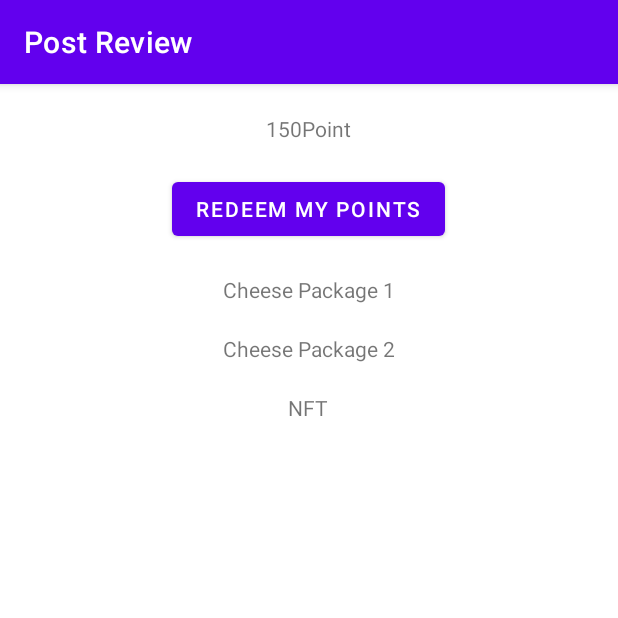
After one commit to Jimmyoungyi/ITUFinal, an Android app: the fragment CheesePointFragment shown on its own in the app's theme, on a phone screen of 412 x 824 dp, the top half of it. The commit adds this screen. Run offline under Robolectric (Android 15) with nearby library versions, the phone set to English and light mode, and no system bars; libraries missing offline, so code that uses them is left out: com.eu.fragmentstatemanager.

Commit message:
all pages

```diff
--- a/app/src/main/java/com/example/cheesebyt/MainActivity.kt
+++ b/app/src/main/java/com/example/cheesebyt/MainActivity.kt
@@ -1,9 +1,6 @@
 package com.example.cheesebyt
 
-import android.app.Activity
-import android.app.AlertDialog
 import android.os.Bundle
-import android.util.Log
 import android.widget.FrameLayout
 import androidx.appcompat.app.AppCompatActivity
 import com.eu.fragmentstatemanager.StateManager
--- /dev/null
+++ b/app/src/main/java/com/example/cheesebyt/cheesePoint/CheesePointFragment.kt
@@ -0,0 +1,54 @@
+package com.example.cheesebyt.cheesePoint
+
+import android.os.Bundle
+import androidx.fragment.app.Fragment
+import android.view.LayoutInflater
+import android.view.View
+import android.view.ViewGroup
+import androidx.appcompat.app.AppCompatActivity
+import androidx.lifecycle.LiveData
+import androidx.lifecycle.MutableLiveData
+import androidx.lifecycle.ViewModel
+import androidx.lifecycle.ViewModelProvider
+import com.example.cheesebyt.MainActivity
+import com.example.cheesebyt.databinding.FragmentCheesePointBinding
+
+class CheesePointViewModel : ViewModel() {
+    private val _reviewData = MutableLiveData<String>().apply {
+        value = "none"
+    }
+    val cheesePoint: LiveData<String> = _reviewData
+}
+
+class CheesePointFragment : Fragment() {
+
+    private var _binding: FragmentCheesePointBinding? = null
+    private val binding get() = _binding!!
+
+    override fun onCreateView(
+        inflater: LayoutInflater,
+        container: ViewGroup?,
+        savedInstanceState: Bundle?
+    ): View {
+        MainActivity.pageTitle = "Post Review"
+        (context as AppCompatActivity).supportActionBar!!.title = MainActivity.pageTitle
+        val dashboardViewModel =
+            ViewModelProvider(this).get(CheesePointViewModel::class.java)
+
+        _binding = FragmentCheesePointBinding.inflate(inflater, container, false)
+        val root: View = binding.root
+
+        dashboardViewModel.cheesePoint.observe(viewLifecycleOwner) {
+
+        }
+
+        return root
+    }
+
+    override fun onDestroyView() {
+        super.onDestroyView()
+        _binding = null
+    }
+
+
+}
--- a/app/src/main/java/com/example/cheesebyt/review/ReviewPostFragment.kt
+++ b/app/src/main/java/com/example/cheesebyt/review/ReviewPostFragment.kt
@@ -13,8 +13,13 @@ import androidx.lifecycle.LiveData
 import androidx.lifecycle.MutableLiveData
 import androidx.lifecycle.ViewModel
 import androidx.lifecycle.ViewModelProvider
+import com.eu.fragmentstatemanager.StateManager
+import com.example.cheesebyt.MainActivity
+import com.example.cheesebyt.MainActivity.Companion.currentIndex
 import com.example.cheesebyt.MainActivity.Companion.pageTitle
+import com.example.cheesebyt.MainActivity.Companion.searchIndex
 import com.example.cheesebyt.R
+import com.example.cheesebyt.cheesePoint.CheesePointFragment
 import com.example.cheesebyt.databinding.FragmentReviewPostBinding
 import com.squareup.picasso.Picasso
 
@@ -77,8 +82,10 @@ class ReviewPostFragment : Fragment() {
 
         val collectButton = popView.findViewById<Button>(R.id.collectRewardBtn)
         collectButton.setOnClickListener {
-
-            Log.v("collectPoints","jump")
+            dialog.dismiss()
+            searchIndex += 1
+            currentIndex = searchIndex
+            StateManager.getInstance().showFragment(MainActivity.SEARCH_ID, CheesePointFragment())
         }
 
     }
--- /dev/null
+++ b/app/src/main/res/layout/fragment_cheese_point.xml
@@ -0,0 +1,48 @@
+<?xml version="1.0" encoding="utf-8"?>
+<FrameLayout xmlns:android="http://schemas.android.com/apk/res/android"
+    xmlns:tools="http://schemas.android.com/tools"
+    android:layout_width="match_parent"
+    android:layout_height="match_parent"
+    tools:context=".cheesePoint.CheesePointFragment">
+
+    <LinearLayout
+        android:layout_width="match_parent"
+        android:layout_height="wrap_content"
+        android:orientation="vertical"
+        android:gravity="center">
+
+        <TextView
+            android:layout_marginTop="20dp"
+            android:layout_width="wrap_content"
+            android:layout_height="wrap_content"
+            android:text="150Point" />
+
+        <Button
+            android:layout_marginTop="20dp"
+            android:layout_width="wrap_content"
+            android:layout_height="wrap_content"
+            android:text="Redeem my points"/>
+
+        <TextView
+            android:layout_marginTop="20dp"
+            android:layout_width="wrap_content"
+            android:layout_height="wrap_content"
+            android:text="Cheese Package 1" />
+
+        <TextView
+            android:layout_marginTop="20dp"
+            android:layout_width="wrap_content"
+            android:layout_height="wrap_content"
+            android:text="Cheese Package 2" />
+
+        <TextView
+            android:layout_marginTop="20dp"
+            android:layout_width="wrap_content"
+            android:layout_height="wrap_content"
+            android:text="NFT" />
+
+    </LinearLayout>
+
+
+
+</FrameLayout>
--- a/build.gradle
+++ b/build.gradle
@@ -2,7 +2,7 @@
 plugins {
     id 'com.android.application' version '7.1.3' apply false
     id 'com.android.library' version '7.1.3' apply false
-    id 'org.jetbrains.kotlin.android' version '1.6.10' apply false
+    id 'org.jetbrains.kotlin.android' version '1.6.20' apply false
 }
 
 task clean(type: Delete) {
```
